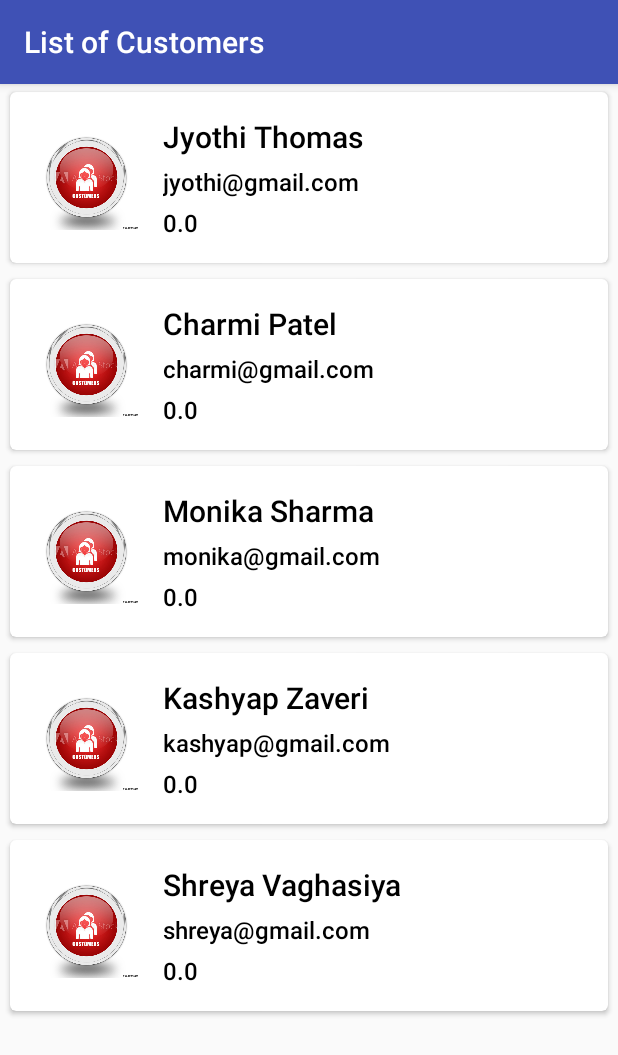
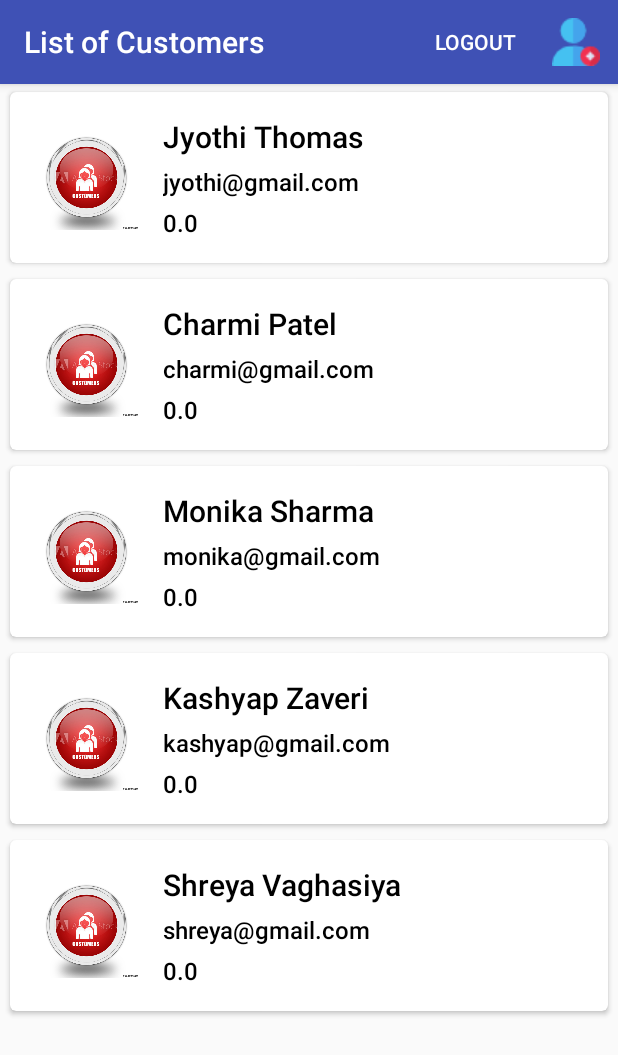
Before and after one commit to avanipatel9/C0772788_W2020_MAD3125_FP, an Android app: the CustomerListActivity screen opened directly, with no data from a screen before it, on a phone screen of 412 x 824 dp. Shown: the top 1055 px of the screen. Run offline under Robolectric (Android 15) with nearby library versions, the phone set to English and light mode, and no system bars.

Commit message:
[AP] Add new Customer and Logout Button added in menu

```diff
--- /dev/null
+++ b/app/src/main/res/menu/menu_customer_list.xml
@@ -0,0 +1,15 @@
+<?xml version="1.0" encoding="utf-8"?>
+<menu xmlns:android="http://schemas.android.com/apk/res/android"
+    xmlns:app="http://schemas.android.com/apk/res-auto">
+
+    <item
+        android:id="@+id/btn_logout"
+        android:title="Logout"
+        app:showAsAction="always"/>
+    <item
+        android:id="@+id/btn_add_new_customer"
+        android:icon="@drawable/add_customer"
+        android:title="Add Customer"
+        app:showAsAction="always" />
+
+</menu>
```
Also changed, not shown: app/src/main/java/com/avanipatel9/c0772788_w2020_mad3125_fp/ui/CustomerListActivity.java (+29 -0 lines), app/src/main/res/drawable/add_customer.png (added).
